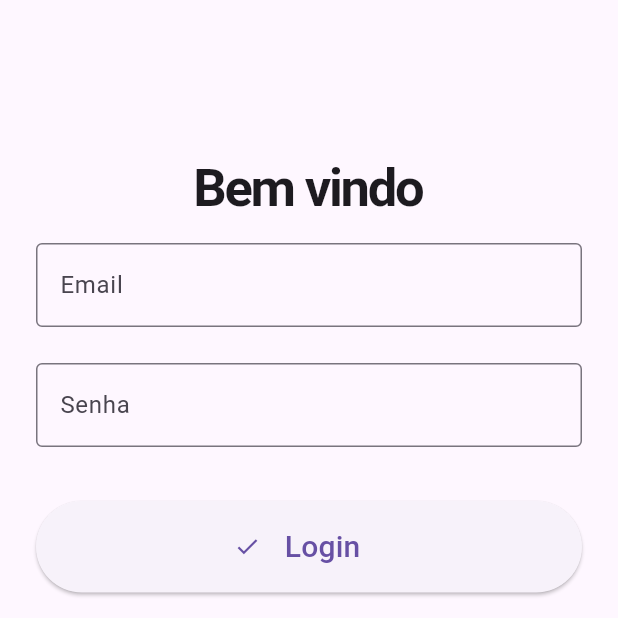
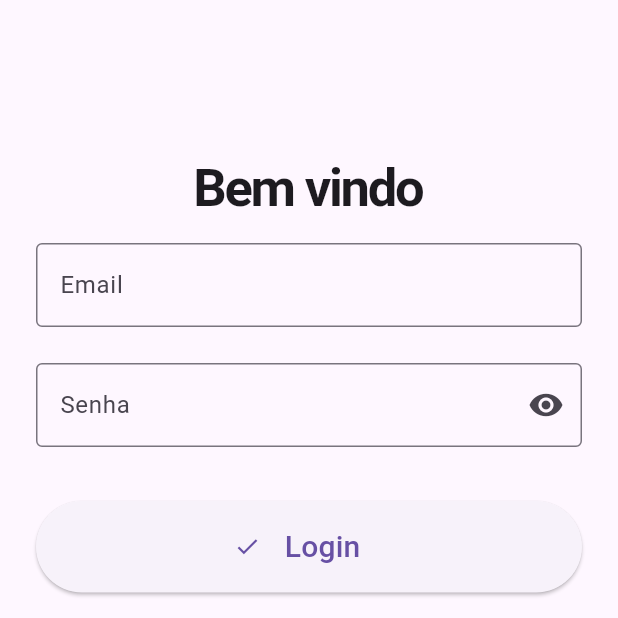
Before and after one commit to gabrielgcostag/FestCine, a Flutter app: the LoginPage screen opened directly, on a phone screen of 412 x 824 dp, the top half of it. Run offline on Flutter 3.47's test engine with Material 3 defaults, Android fonts, the phone set to English and light mode, and no system bars; our stand-ins replace carousel_slider, cloud_firestore, firebase_auth, firebase_core, google_nav_bar; accounts and stored records are empty.

Commit message:
Fix login bug and add visibility to password

```diff
--- a/lib/auth/pages/login_page.dart
+++ b/lib/auth/pages/login_page.dart
@@ -6,7 +6,7 @@ import 'package:flutter/material.dart';
 import 'package:provider/provider.dart';
 
 class LoginPage extends StatefulWidget {
-  LoginPage({Key? key, required this.startsAtLogin}) : super(key: key);
+  const LoginPage({Key? key, required this.startsAtLogin}) : super(key: key);
 
   final bool startsAtLogin;
 
@@ -20,6 +20,8 @@ class _LoginPageState extends State<LoginPage> {
   final email = TextEditingController();
   final senha = TextEditingController();
   final confirmarSenha = TextEditingController();
+  bool passwordObscureText = true;
+  bool confirmPasswordObscureText = true;
 
   late bool isLogin;
   late String titulo;
@@ -44,20 +46,26 @@ class _LoginPageState extends State<LoginPage> {
 
   login() async {
     setState(() => loading = true);
+    final navigator = Navigator.of(context);
+    final scaffoldMessenger = ScaffoldMessenger.of(context);
     try {
       await context.read<AuthService>().login(email.text, senha.text);
-      Navigator.of(context).pushReplacement(
-        MaterialPageRoute(builder: (context) => HomePage()),
+      if (FirebaseAuth.instance.currentUser?.uid == null) {
+        throw AuthException('Email ou senha incorretos');
+      }
+      navigator.pushReplacement(
+        MaterialPageRoute(builder: (context) => const HomePage()),
       );
     } on AuthException catch (e) {
       setState(() => loading = false);
-      ScaffoldMessenger.of(context)
-          .showSnackBar(SnackBar(content: Text(e.message)));
+      scaffoldMessenger.showSnackBar(SnackBar(content: Text(e.message)));
     }
   }
 
   registrar() async {
     setState(() => loading = true);
+    final navigator = Navigator.of(context);
+    final scaffoldMessenger = ScaffoldMessenger.of(context);
     try {
       await context.read<AuthService>().registrar(email.text, senha.text);
       await FirebaseFirestore.instance
@@ -68,23 +76,25 @@ class _LoginPageState extends State<LoginPage> {
         'nome': nome.text,
         'isAdm': false,
       });
-
       // Pegando dados do user
-      await FirebaseFirestore.instance
-          .collection('users')
-          .doc(FirebaseAuth.instance.currentUser?.uid)
-          .get()
-          .then((DocumentSnapshot doc) =>
-              print((doc.data()! as Map<String, dynamic>)['nome']));
+      // await FirebaseFirestore.instance
+      //     .collection('users')
+      //     .doc(FirebaseAuth.instance.currentUser?.uid)
+      //     .get()
+      //     .then((DocumentSnapshot doc) =>
+      //         print((doc.data()! as Map<String, dynamic>)['nome']));
       // Fim :)
-
-      Navigator.of(context).pushReplacement(
-        MaterialPageRoute(builder: (context) => HomePage()),
+      if (FirebaseAuth.instance.currentUser?.uid == null) {
+        throw AuthException(
+          'Ocorreu um erro no seu registro, verifique as informações fornecidas',
+        );
+      }
+      navigator.pushReplacement(
+        MaterialPageRoute(builder: (context) => const HomePage()),
       );
     } on AuthException catch (e) {
       setState(() => loading = false);
-      ScaffoldMessenger.of(context)
-          .showSnackBar(SnackBar(content: Text(e.message)));
+      scaffoldMessenger.showSnackBar(SnackBar(content: Text(e.message)));
     }
   }
 
@@ -93,7 +103,7 @@ class _LoginPageState extends State<LoginPage> {
     return Scaffold(
       body: SingleChildScrollView(
         child: Padding(
-          padding: EdgeInsets.only(top: 100),
+          padding: const EdgeInsets.only(top: 100),
           child: Form(
             key: formKey,
             child: Column(
@@ -101,7 +111,7 @@ class _LoginPageState extends State<LoginPage> {
               children: [
                 Text(
                   isLogin ? 'Bem vindo' : 'Crie sua conta',
-                  style: TextStyle(
+                  style: const TextStyle(
                     fontSize: 35,
                     fontWeight: FontWeight.bold,
                     letterSpacing: -1.5,
@@ -109,11 +119,11 @@ class _LoginPageState extends State<LoginPage> {
                 ),
                 if (!isLogin)
                   Padding(
-                    padding:
-                        EdgeInsets.symmetric(vertical: 12.0, horizontal: 24.0),
+                    padding: const EdgeInsets.symmetric(
+                        vertical: 12.0, horizontal: 24.0),
                     child: TextFormField(
                       controller: nome,
-                      decoration: InputDecoration(
+                      decoration: const InputDecoration(
                         border: OutlineInputBorder(),
                         labelText: 'Nome',
                       ),
@@ -127,11 +137,11 @@ class _LoginPageState extends State<LoginPage> {
                     ),
                   ),
                 Padding(
-                  padding:
-                      EdgeInsets.symmetric(vertical: 12.0, horizontal: 24.0),
+                  padding: const EdgeInsets.symmetric(
+                      vertical: 12.0, horizontal: 24.0),
                   child: TextFormField(
                     controller: email,
-                    decoration: InputDecoration(
+                    decoration: const InputDecoration(
                       border: OutlineInputBorder(),
                       labelText: 'Email',
                     ),
@@ -145,13 +155,23 @@ class _LoginPageState extends State<LoginPage> {
                   ),
                 ),
                 Padding(
-                  padding:
-                      EdgeInsets.symmetric(vertical: 12.0, horizontal: 24.0),
+                  padding: const EdgeInsets.symmetric(
+                      vertical: 12.0, horizontal: 24.0),
                   child: TextFormField(
                     controller: senha,
-                    obscureText: true,
+                    obscureText: passwordObscureText,
                     decoration: InputDecoration(
-                      border: OutlineInputBorder(),
+                      border: const OutlineInputBorder(),
+                      suffixIcon: IconButton(
+                        onPressed: () => setState(() {
+                          passwordObscureText = !passwordObscureText;
+                        }),
+                        icon: Icon(
+                          passwordObscureText
+                              ? Icons.visibility
+                              : Icons.visibility_off,
+                        ),
+                      ),
                       labelText: 'Senha',
                     ),
                     validator: (value) {
@@ -166,12 +186,24 @@ class _LoginPageState extends State<LoginPage> {
                 ),
                 if (!isLogin)
                   Padding(
-                    padding:
-                        EdgeInsets.symmetric(vertical: 12.0, horizontal: 24.0),
+                    padding: const EdgeInsets.symmetric(
+                        vertical: 12.0, horizontal: 24.0),
                     child: TextFormField(
                       controller: confirmarSenha,
+                      obscureText: confirmPasswordObscureText,
                       decoration: InputDecoration(
-                        border: OutlineInputBorder(),
+                        border: const OutlineInputBorder(),
+                        suffixIcon: IconButton(
+                          onPressed: () => setState(() {
+                            confirmPasswordObscureText =
+                                !confirmPasswordObscureText;
+                          }),
+                          icon: Icon(
+                            confirmPasswordObscureText
+                                ? Icons.visibility
+                                : Icons.visibility_off,
+                          ),
+                        ),
                         labelText: 'Confirme sua Senha',
                       ),
                       keyboardType: TextInputType.emailAddress,
@@ -184,7 +216,7 @@ class _LoginPageState extends State<LoginPage> {
                     ),
                   ),
                 Padding(
-                  padding: EdgeInsets.all(24.0),
+                  padding: const EdgeInsets.all(24.0),
                   child: ElevatedButton(
                     onPressed: () {
                       if (formKey.currentState!.validate()) {
@@ -199,7 +231,7 @@ class _LoginPageState extends State<LoginPage> {
                       mainAxisAlignment: MainAxisAlignment.center,
                       children: (loading)
                           ? [
-                              Padding(
+                              const Padding(
                                 padding: EdgeInsets.all(16),
                                 child: SizedBox(
                                   width: 24,
@@ -211,12 +243,12 @@ class _LoginPageState extends State<LoginPage> {
                               )
                             ]
                           : [
-                              Icon(Icons.check),
+                              const Icon(Icons.check),
                               Padding(
-                                padding: EdgeInsets.all(16.0),
+                                padding: const EdgeInsets.all(16.0),
                                 child: Text(
                                   isLogin ? 'Login' : 'Cadastrar',
-                                  style: TextStyle(fontSize: 20),
+                                  style: const TextStyle(fontSize: 20),
                                 ),
                               ),
                             ],
@@ -225,9 +257,11 @@ class _LoginPageState extends State<LoginPage> {
                 ),
                 TextButton(
                   onPressed: () => setFormAction(!isLogin),
-                  child: Text(isLogin
-                      ? 'Ainda não tem conta? Cadastre-se agora.'
-                      : 'Voltar ao Login.'),
+                  child: Text(
+                    isLogin
+                        ? 'Ainda não tem conta? Cadastre-se agora.'
+                        : 'Voltar ao Login.',
+                  ),
                 ),
               ],
             ),
```
